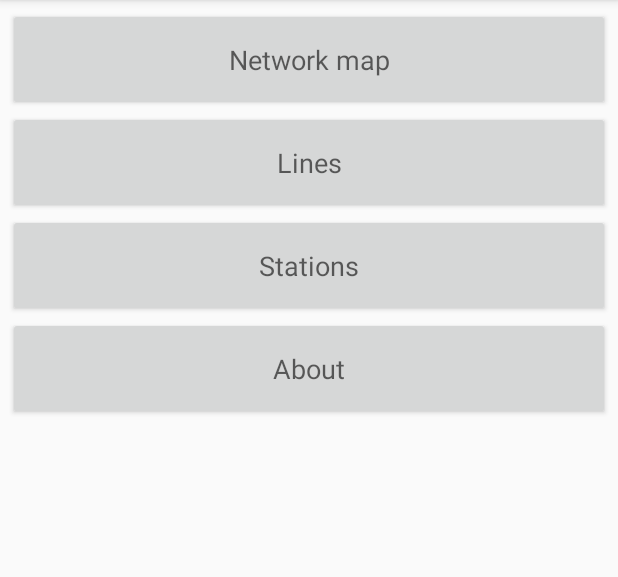
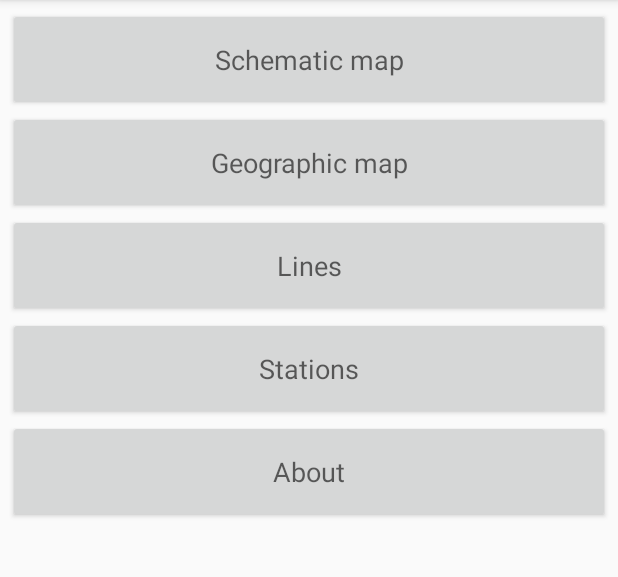
Before and after one commit to OpenMetroMaps/android-app-berlin, an Android app: the screen it shows after launch (MainActivity), on a phone screen of 412 x 824 dp, the part 84-661 px from its top. Run offline under Robolectric (Android 15) with nearby library versions, the phone set to English and light mode, and no system bars; libraries missing offline, so code that uses them is left out: org.openmetromaps.maps; 1 statement that could not run was skipped.

Commit message:
Add geographic view

```diff
--- a/app/src/main/java/de/topobyte/transportation/info/fragments/StartFragment.java
+++ b/app/src/main/java/de/topobyte/transportation/info/fragments/StartFragment.java
@@ -44,7 +44,8 @@ public class StartFragment extends Fragment implements ClickDelegate {
   private static final int ID_LINES = 0;
   private static final int ID_STATIONS = 1;
   private static final int ID_ABOUT = 2;
-  private static final int ID_NETWORK_MAP = 3;
+  private static final int ID_SCHEMATIC_MAP = 3;
+  private static final int ID_GEOGRAPHIC_MAP = 4;
 
   @Override
   public View onCreateView(LayoutInflater inflater, ViewGroup container,
@@ -54,8 +55,10 @@ public class StartFragment extends Fragment implements ClickDelegate {
 
     MapModel model = ModelLoader.loadSafe(getActivity());
 
-    view.findViewById(R.id.buttonNetworkMap).setOnClickListener(
-        new ClickListener(this, ID_NETWORK_MAP));
+    view.findViewById(R.id.buttonNetworkMapSchematic).setOnClickListener(
+        new ClickListener(this, ID_SCHEMATIC_MAP));
+    view.findViewById(R.id.buttonNetworkMapGeographic).setOnClickListener(
+        new ClickListener(this, ID_GEOGRAPHIC_MAP));
     view.findViewById(R.id.buttonLines).setOnClickListener(
         new ClickListener(this, ID_LINES));
     view.findViewById(R.id.buttonStations).setOnClickListener(
@@ -70,9 +73,20 @@ public class StartFragment extends Fragment implements ClickDelegate {
   public void onClick(int id)
   {
     switch (id) {
-      case ID_NETWORK_MAP:
-        startActivity(new Intent(getActivity(), NetworkMapActivity.class));
+      case ID_SCHEMATIC_MAP: {
+        Intent intent = new Intent(getActivity(), NetworkMapActivity.class);
+        intent.putExtra(NetworkMapActivity.EXTRA_TITLE, getString(R.string.schematic_map));
+        intent.putExtra(NetworkMapActivity.EXTRA_VIEW_INDEX, 0);
+        startActivity(intent);
         break;
+      }
+      case ID_GEOGRAPHIC_MAP: {
+        Intent intent = new Intent(getActivity(), NetworkMapActivity.class);
+        intent.putExtra(NetworkMapActivity.EXTRA_TITLE, getString(R.string.geographic_map));
+        intent.putExtra(NetworkMapActivity.EXTRA_VIEW_INDEX, 1);
+        startActivity(intent);
+        break;
+      }
       case ID_LINES:
         startActivity(new Intent(getActivity(), LinesActivity.class));
         break;
--- a/app/src/main/res/layout/fragment_main.xml
+++ b/app/src/main/res/layout/fragment_main.xml
@@ -11,14 +11,20 @@
         android:layout_height="match_parent">
 
         <Button
-            android:id="@+id/buttonNetworkMap"
+            android:id="@+id/buttonNetworkMapSchematic"
             style="@style/MainButtonStyle"
-            android:text="@string/network_map"/>
+            android:text="@string/schematic_map"/>
+
+        <Button
+            android:id="@+id/buttonNetworkMapGeographic"
+            style="@style/MainButtonStyle"
+            android:layout_below="@+id/buttonNetworkMapSchematic"
+            android:text="@string/geographic_map"/>
 
         <Button
             android:id="@+id/buttonLines"
             style="@style/MainButtonStyle"
-            android:layout_below="@+id/buttonNetworkMap"
+            android:layout_below="@+id/buttonNetworkMapGeographic"
             android:text="@string/lines"/>
 
         <Button
--- a/app/src/main/res/values/strings.xml
+++ b/app/src/main/res/values/strings.xml
@@ -11,7 +11,8 @@
 
     <string name="search">Search</string>
 
-    <string name="network_map">Network map</string>
+    <string name="schematic_map">Schematic map</string>
+    <string name="geographic_map">Geographic map</string>
     <string name="lines">Lines</string>
     <string name="line">Line</string>
     <string name="stations">Stations</string>
```
Also changed, not shown: app/src/main/java/de/topobyte/transportation/info/activities/NetworkMapActivity.java (+15 -2 lines), app/src/main/java/de/topobyte/transportation/info/map/NetworkMapFragment.java (+9 -1 lines), 2 other files.
